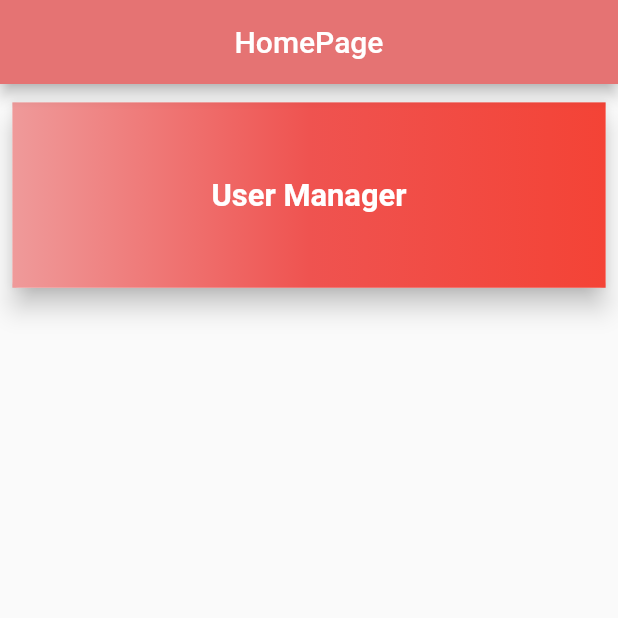
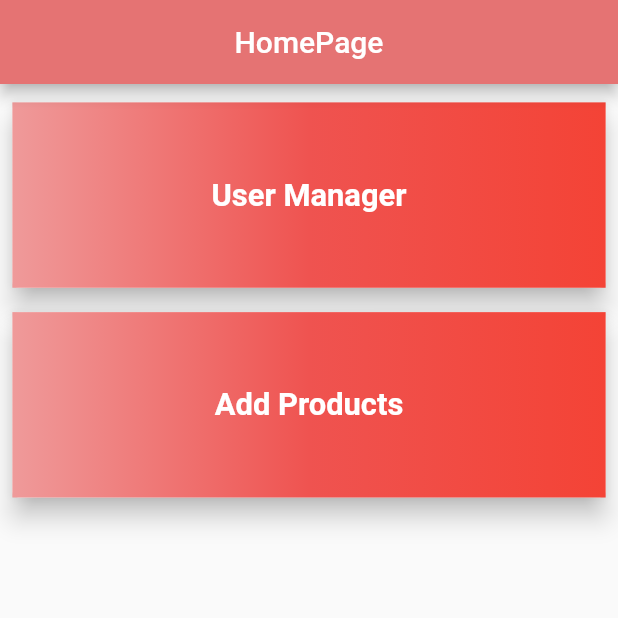
Before and after one commit to Sabir-Islam-Khan/Booklet-Admin, a Flutter app: the screen it shows after launch, on a phone screen of 412 x 824 dp, the top half of it. Run offline on Flutter 3.47's test engine with Material 2 defaults, Android fonts, the phone set to English and light mode, and no system bars; our stand-ins replace cloud_firestore, firebase_storage, flutter_switch, google_fonts; missing offline and left inert: multi_image_picker; accounts and stored records are empty.

Commit message:
Add Products page added

```diff
--- a/lib/Screens/HomePage.dart
+++ b/lib/Screens/HomePage.dart
@@ -1,3 +1,4 @@
+import 'package:booklet_admin/Screens/AddProducts.dart';
 import 'package:booklet_admin/Screens/UserApproval.dart';
 import 'package:flutter/material.dart';
 import 'package:google_fonts/google_fonts.dart';
@@ -61,6 +62,50 @@ class HomePage extends StatelessWidget {
                 ),
               ),
             ),
+
+            SizedBox(
+              height: totalHeight * 0.01,
+            ),
+            // card for Adding product
+            Center(
+              child: Card(
+                elevation: 7.0,
+                child: Container(
+                  height: totalHeight * 0.15,
+                  width: totalWidth * 0.96,
+                  decoration: BoxDecoration(
+                    gradient: LinearGradient(
+                      colors: [
+                        Colors.red[200],
+                        Colors.red[400],
+                        Colors.red[500],
+                      ],
+                    ),
+                  ),
+                  // navigator for user manager screen
+                  child: GestureDetector(
+                    onTap: () {
+                      Navigator.push(
+                        context,
+                        MaterialPageRoute(
+                          builder: (context) => AddProducts(),
+                        ),
+                      );
+                    },
+                    child: Center(
+                      child: Text(
+                        "Add Products",
+                        style: GoogleFonts.meriendaOne(
+                          color: Colors.white,
+                          fontSize: totalHeight * 0.025,
+                          fontWeight: FontWeight.bold,
+                        ),
+                      ),
+                    ),
+                  ),
+                ),
+              ),
+            ),
           ],
         ),
       ),
```
Also changed, not shown: lib/Screens/AddProducts.dart (added, +148 -0 lines), pubspec.yaml (+5 -2 lines), assets/images/photo.png (added), pubspec.lock.
